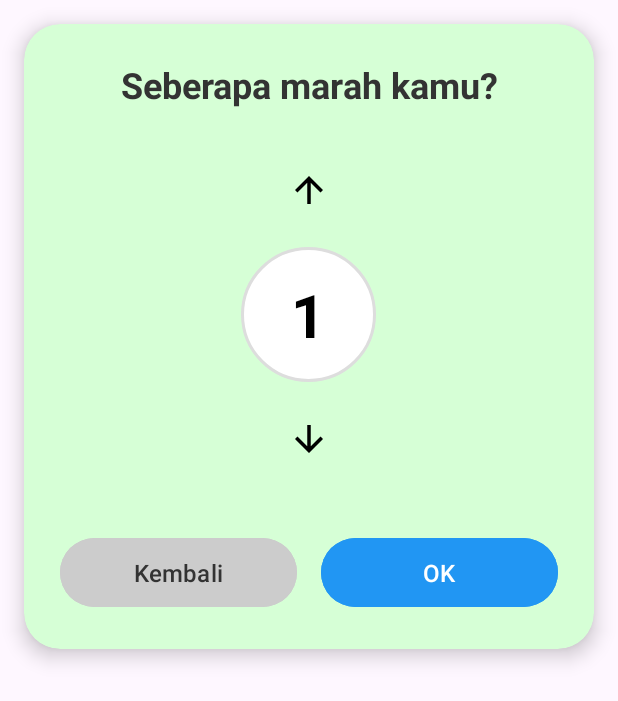
After one commit to nuhgroh2004/mobile-android-GamaPulse, an Android app: the layout popup_intensitas_mood.xml on its own in the app's theme, with its tools: preview values and no code run, on a phone screen of 412 x 824 dp. The commit adds this screen. Shown: the top 701 px of the screen. Run offline under Robolectric (Android 15) with nearby library versions, the phone set to English and light mode, and no system bars.

Commit message:
Tampilan pilih intensitas mood

```diff
--- a/app/build.gradle.kts
+++ b/app/build.gradle.kts
@@ -6,6 +6,10 @@ plugins {
 android {
     namespace = "com.example.gamapulse"
     compileSdk = 35
+
+    buildFeatures {
+        viewBinding = true
+    }
 
     defaultConfig {
         applicationId = "com.example.gamapulse"
--- /dev/null
+++ b/app/src/main/res/drawable/circular_background.xml
@@ -0,0 +1,8 @@
+<?xml version="1.0" encoding="utf-8"?>
+<shape xmlns:android="http://schemas.android.com/apk/res/android"
+    android:shape="oval">
+    <solid android:color="#FFFFFF" />
+    <stroke
+        android:width="2dp"
+        android:color="#DDDDDD" />
+</shape>
--- /dev/null
+++ b/app/src/main/res/drawable/ic_arrow_down.xml
@@ -0,0 +1,5 @@
+<vector xmlns:android="http://schemas.android.com/apk/res/android" android:height="24dp" android:tint="#000000" android:viewportHeight="24" android:viewportWidth="24" android:width="24dp">
+
+    <path android:fillColor="@android:color/white" android:pathData="M20,12l-1.41,-1.41L13,16.17V4h-2v12.17l-5.58,-5.59L4,12l8,8 8,-8z"/>
+
+</vector>
--- /dev/null
+++ b/app/src/main/res/drawable/ic_arrow_up.xml
@@ -0,0 +1,5 @@
+<vector xmlns:android="http://schemas.android.com/apk/res/android" android:height="24dp" android:tint="#000000" android:viewportHeight="24" android:viewportWidth="24" android:width="24dp">
+
+    <path android:fillColor="@android:color/white" android:pathData="M4,12l1.41,1.41L11,7.83V20h2V7.83l5.58,5.59L20,12l-8,-8 -8,8z"/>
+
+</vector>
--- a/app/src/main/res/layout/fragment_home.xml
+++ b/app/src/main/res/layout/fragment_home.xml
@@ -80,6 +80,7 @@
                     android:textSize="18sp" />
 
                 <LinearLayout
+                    android:id="@+id/mood_container"
                     android:layout_width="match_parent"
                     android:layout_height="wrap_content"
                     android:orientation="horizontal"
--- /dev/null
+++ b/app/src/main/res/layout/popup_intensitas_mood.xml
@@ -0,0 +1,108 @@
+<?xml version="1.0" encoding="utf-8"?>
+<androidx.cardview.widget.CardView xmlns:android="http://schemas.android.com/apk/res/android"
+    xmlns:app="http://schemas.android.com/apk/res-auto"
+    android:layout_width="match_parent"
+    android:layout_height="wrap_content"
+    android:layout_margin="16dp"
+    app:cardBackgroundColor="#D6FFD6"
+    app:cardCornerRadius="24dp"
+    app:cardElevation="8dp">
+
+    <LinearLayout
+        android:layout_width="match_parent"
+        android:layout_height="wrap_content"
+        android:orientation="vertical"
+        android:padding="24dp">
+
+        <TextView
+            android:id="@+id/popup_title"
+            android:layout_width="match_parent"
+            android:layout_height="wrap_content"
+            android:layout_marginBottom="24dp"
+            android:gravity="center"
+            android:text="Seberapa marah kamu?"
+            android:textColor="#333333"
+            android:textSize="24sp"
+            android:textStyle="bold" />
+
+        <!-- Number Picker Section -->
+        <RelativeLayout
+            android:layout_width="match_parent"
+            android:layout_height="wrap_content"
+            android:layout_marginBottom="32dp">
+
+            <!-- Up arrow button -->
+            <ImageView
+                android:id="@+id/increase_button"
+                android:layout_width="60dp"
+                android:layout_height="60dp"
+                android:layout_centerHorizontal="true"
+                android:background="?attr/selectableItemBackgroundBorderless"
+                android:clickable="true"
+                android:focusable="true"
+                android:padding="16dp"
+                android:src="@drawable/ic_arrow_up"
+                android:contentDescription="Increase" />
+
+            <!-- Value display -->
+            <TextView
+                android:id="@+id/number_value"
+                android:layout_width="90dp"
+                android:layout_height="90dp"
+                android:layout_below="@id/increase_button"
+                android:layout_centerHorizontal="true"
+                android:layout_marginVertical="8dp"
+                android:background="@drawable/circular_background"
+                android:gravity="center"
+                android:text="1"
+                android:textColor="#000000"
+                android:textSize="40sp"
+                android:textStyle="bold" />
+
+            <!-- Down arrow button -->
+            <ImageView
+                android:id="@+id/decrease_button"
+                android:layout_width="60dp"
+                android:layout_height="60dp"
+                android:layout_below="@id/number_value"
+                android:layout_centerHorizontal="true"
+                android:background="?attr/selectableItemBackgroundBorderless"
+                android:clickable="true"
+                android:focusable="true"
+                android:padding="16dp"
+                android:src="@drawable/ic_arrow_down"
+                android:contentDescription="Decrease" />
+        </RelativeLayout>
+
+        <!-- Buttons -->
+        <LinearLayout
+            android:layout_width="match_parent"
+            android:layout_height="wrap_content"
+            android:orientation="horizontal">
+
+            <Button
+                android:id="@+id/cancel_button"
+                android:layout_width="0dp"
+                android:layout_height="wrap_content"
+                android:layout_marginEnd="8dp"
+                android:layout_weight="1"
+                android:backgroundTint="#CCCCCC"
+                android:paddingVertical="12dp"
+                android:text="Kembali"
+                android:textColor="#333333"
+                android:textSize="16sp" />
+
+            <Button
+                android:id="@+id/ok_button"
+                android:layout_width="0dp"
+                android:layout_height="wrap_content"
+                android:layout_marginStart="8dp"
+                android:layout_weight="1"
+                android:backgroundTint="#2196F3"
+                android:paddingVertical="12dp"
+                android:text="OK"
+                android:textColor="#FFFFFF"
+                android:textSize="16sp" />
+        </LinearLayout>
+    </LinearLayout>
+</androidx.cardview.widget.CardView>
```
Also changed, not shown: app/src/main/java/com/example/gamapulse/HomeFragment.kt (+139 -4 lines).
